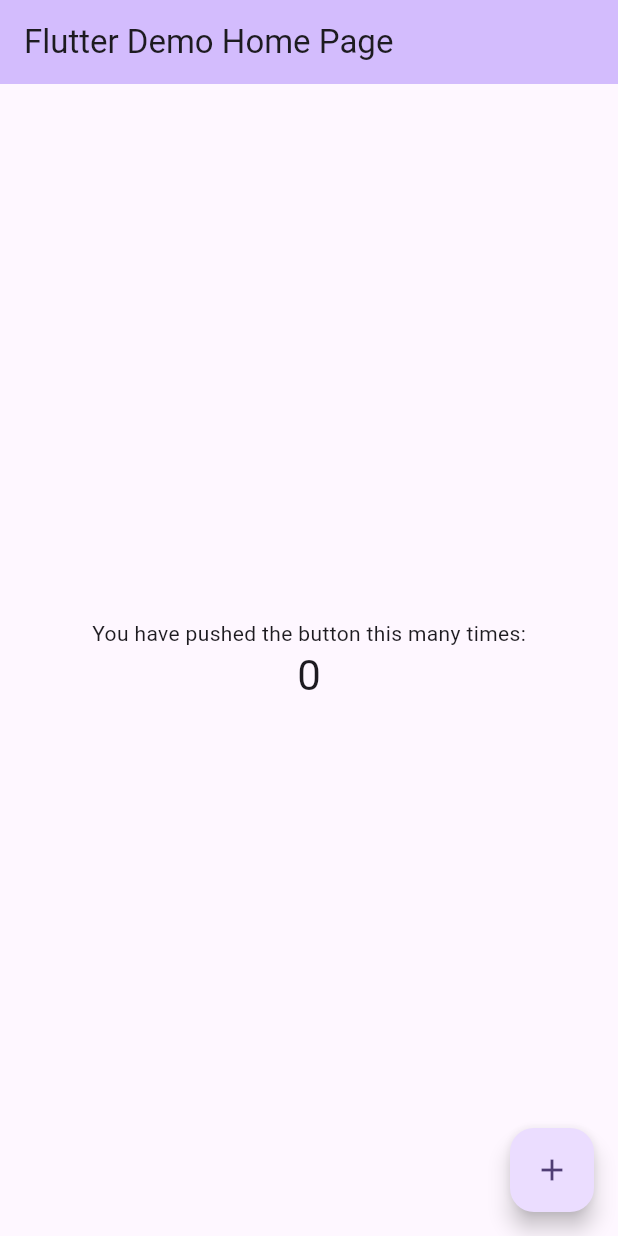
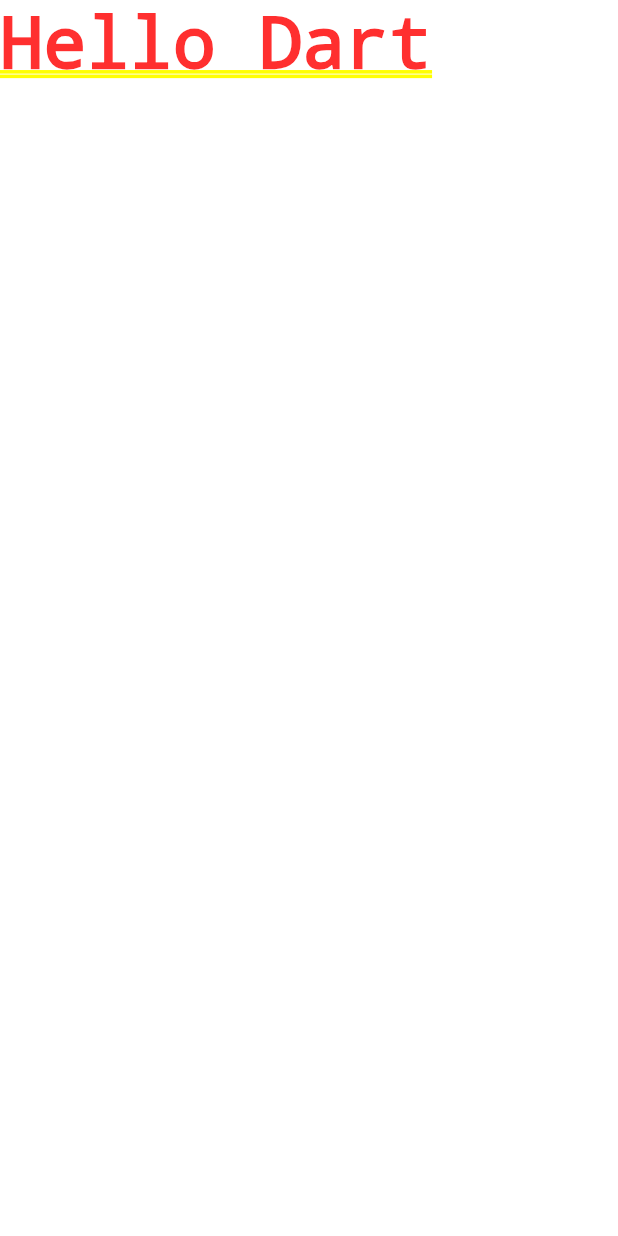
Before and after one commit to AiExpert1985/quiz-flutter-course, a Flutter app: the screen it shows after launch, on a phone screen of 412 x 824 dp. Run offline on Flutter 3.47's test engine with Material 3 defaults, Android fonts, the phone set to English and light mode, and no system bars.

```diff
--- a/lib/main.dart
+++ b/lib/main.dart
@@ -1,125 +1,5 @@
 import 'package:flutter/material.dart';
 
 void main() {
-  runApp(const MyApp());
+  runApp(MaterialApp(home: Text("Hello Dart")));
 }
-
-class MyApp extends StatelessWidget {
-  const MyApp({super.key});
-
-  // This widget is the root of your application.
-  @override
-  Widget build(BuildContext context) {
-    return MaterialApp(
-      title: 'Flutter Demo',
-      theme: ThemeData(
-        // This is the theme of your application.
-        //
-        // TRY THIS: Try running your application with "flutter run". You'll see
-        // the application has a purple toolbar. Then, without quitting the app,
-        // try changing the seedColor in the colorScheme below to Colors.green
-        // and then invoke "hot reload" (save your changes or press the "hot
-        // reload" button in a Flutter-supported IDE, or press "r" if you used
-        // the command line to start the app).
-        //
-        // Notice that the counter didn't reset back to zero; the application
-        // state is not lost during the reload. To reset the state, use hot
-        // restart instead.
-        //
-        // This works for code too, not just values: Most code changes can be
-        // tested with just a hot reload.
-        colorScheme: ColorScheme.fromSeed(seedColor: Colors.deepPurple),
-        useMaterial3: true,
-      ),
-      home: const MyHomePage(title: 'Flutter Demo Home Page'),
-    );
-  }
-}
-
-class MyHomePage extends StatefulWidget {
-  const MyHomePage({super.key, required this.title});
-
-  // This widget is the home page of your application. It is stateful, meaning
-  // that it has a State object (defined below) that contains fields that affect
-  // how it looks.
-
-  // This class is the configuration for the state. It holds the values (in this
-  // case the title) provided by the parent (in this case the App widget) and
-  // used by the build method of the State. Fields in a Widget subclass are
-  // always marked "final".
-
-  final String title;
-
-  @override
-  State<MyHomePage> createState() => _MyHomePageState();
-}
-
-class _MyHomePageState extends State<MyHomePage> {
-  int _counter = 0;
-
-  void _incrementCounter() {
-    setState(() {
-      // This call to setState tells the Flutter framework that something has
-      // changed in this State, which causes it to rerun the build method below
-      // so that the display can reflect the updated values. If we changed
-      // _counter without calling setState(), then the build method would not be
-      // called again, and so nothing would appear to happen.
-      _counter++;
-    });
-  }
-
-  @override
-  Widget build(BuildContext context) {
-    // This method is rerun every time setState is called, for instance as done
-    // by the _incrementCounter method above.
-    //
-    // The Flutter framework has been optimized to make rerunning build methods
-    // fast, so that you can just rebuild anything that needs updating rather
-    // than having to individually change instances of widgets.
-    return Scaffold(
-      appBar: AppBar(
-        // TRY THIS: Try changing the color here to a specific color (to
-        // Colors.amber, perhaps?) and trigger a hot reload to see the AppBar
-        // change color while the other colors stay the same.
-        backgroundColor: Theme.of(context).colorScheme.inversePrimary,
-        // Here we take the value from the MyHomePage object that was created by
-        // the App.build method, and use it to set our appbar title.
-        title: Text(widget.title),
-      ),
-      body: Center(
-        // Center is a layout widget. It takes a single child and positions it
-        // in the middle of the parent.
-        child: Column(
-          // Column is also a layout widget. It takes a list of children and
-          // arranges them vertically. By default, it sizes itself to fit its
-          // children horizontally, and tries to be as tall as its parent.
-          //
-          // Column has various properties to control how it sizes itself and
-          // how it positions its children. Here we use mainAxisAlignment to
-          // center the children vertically; the main axis here is the vertical
-          // axis because Columns are vertical (the cross axis would be
-          // horizontal).
-          //
-          // TRY THIS: Invoke "debug painting" (choose the "Toggle Debug Paint"
-          // action in the IDE, or press "p" in the console), to see the
-          // wireframe for each widget.
-          mainAxisAlignment: MainAxisAlignment.center,
-          children: <Widget>[
-            const Text(
-              'You have pushed the button this many times:',
-            ),
-            Text(
-              '$_counter',
-              style: Theme.of(context).textTheme.headlineMedium,
-            ),
-          ],
-        ),
-      ),
-      floatingActionButton: FloatingActionButton(
-        onPressed: _incrementCounter,
-        tooltip: 'Increment',
-        child: const Icon(Icons.add),
-      ), // This trailing comma makes auto-formatting nicer for build methods.
-    );
-  }
-}
--- a/lib/questions.dart
+++ b/lib/questions.dart
@@ -1,55 +1,55 @@
-import 'package:adv_basics/models/quiz_question.dart';
+// import 'package:adv_basics/models/quiz_question.dart';
 
-const questions = [
-  QuizQuestion(
-    'What are the main building blocks of Flutter UIs?',
-    [
-      'Widgets',
-      'Components',
-      'Blocks',
-      'Functions',
-    ],
-  ),
-  QuizQuestion('How are Flutter UIs built?', [
-    'By combining widgets in code',
-    'By combining widgets in a visual editor',
-    'By defining widgets in config files',
-    'By using XCode for iOS and Android Studio for Android',
-  ]),
-  QuizQuestion(
-    'What\'s the purpose of a StatefulWidget?',
-    [
-      'Update UI as data changes',
-      'Update data as UI changes',
-      'Ignore data changes',
-      'Render UI that does not depend on data',
-    ],
-  ),
-  QuizQuestion(
-    'Which widget should you try to use more often: StatelessWidget or StatefulWidget?',
-    [
-      'StatelessWidget',
-      'StatefulWidget',
-      'Both are equally good',
-      'None of the above',
-    ],
-  ),
-  QuizQuestion(
-    'What happens if you change data in a StatelessWidget?',
-    [
-      'The UI is not updated',
-      'The UI is updated',
-      'The closest StatefulWidget is updated',
-      'Any nested StatefulWidgets are updated',
-    ],
-  ),
-  QuizQuestion(
-    'How should you update data inside of StatefulWidgets?',
-    [
-      'By calling setState()',
-      'By calling updateData()',
-      'By calling updateUI()',
-      'By calling updateState()',
-    ],
-  ),
-];
+// const questions = [
+//   QuizQuestion(
+//     'What are the main building blocks of Flutter UIs?',
+//     [
+//       'Widgets',
+//       'Components',
+//       'Blocks',
+//       'Functions',
+//     ],
+//   ),
+//   QuizQuestion('How are Flutter UIs built?', [
+//     'By combining widgets in code',
+//     'By combining widgets in a visual editor',
+//     'By defining widgets in config files',
+//     'By using XCode for iOS and Android Studio for Android',
+//   ]),
+//   QuizQuestion(
+//     'What\'s the purpose of a StatefulWidget?',
+//     [
+//       'Update UI as data changes',
+//       'Update data as UI changes',
+//       'Ignore data changes',
+//       'Render UI that does not depend on data',
+//     ],
+//   ),
+//   QuizQuestion(
+//     'Which widget should you try to use more often: StatelessWidget or StatefulWidget?',
+//     [
+//       'StatelessWidget',
+//       'StatefulWidget',
+//       'Both are equally good',
+//       'None of the above',
+//     ],
+//   ),
+//   QuizQuestion(
+//     'What happens if you change data in a StatelessWidget?',
+//     [
+//       'The UI is not updated',
+//       'The UI is updated',
+//       'The closest StatefulWidget is updated',
+//       'Any nested StatefulWidgets are updated',
+//     ],
+//   ),
+//   QuizQuestion(
+//     'How should you update data inside of StatefulWidgets?',
+//     [
+//       'By calling setState()',
+//       'By calling updateData()',
+//       'By calling updateUI()',
+//       'By calling updateState()',
+//     ],
+//   ),
+// ];
--- a/pubspec.yaml
+++ b/pubspec.yaml
@@ -35,6 +35,7 @@ dependencies:
   # The following adds the Cupertino Icons font to your application.
   # Use with the CupertinoIcons class for iOS style icons.
   cupertino_icons: ^1.0.6
+  google_fonts: ^6.2.1
 
 dev_dependencies:
   flutter_test:
```
Also changed, not shown: 1 other file.
